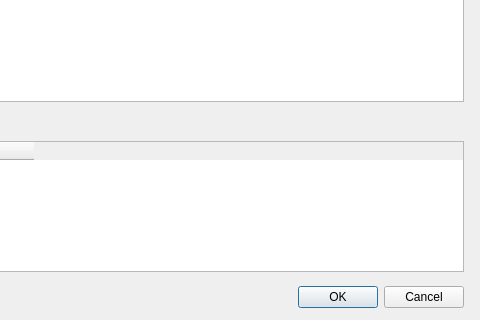
Old version of the form FormChargerGuichet_base.ui in the repository IGNF/espace-collaboratif-qgis-plugin; both pictures show x 277 to 757 and y 529 to 849 of the 757 by 849 pixel window.
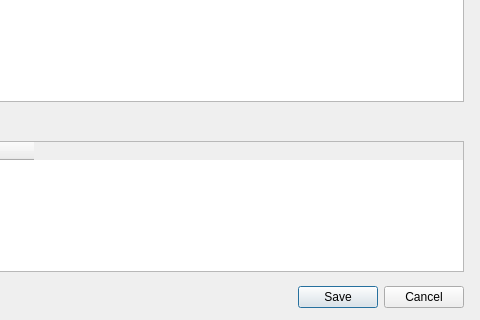
New version of the form.

Diff of the .ui file:
```diff
--- a/FormChargerGuichet_base.ui
+++ b/FormChargerGuichet_base.ui
@@ -26,7 +26,7 @@
     <enum>Qt::Horizontal</enum>
    </property>
    <property name="standardButtons">
-    <set>QDialogButtonBox::Cancel|QDialogButtonBox::Ok</set>
+    <set>QDialogButtonBox::Cancel|QDialogButtonBox::Save</set>
    </property>
   </widget>
   <widget class="QLabel" name="labelMonGuichet">
```
